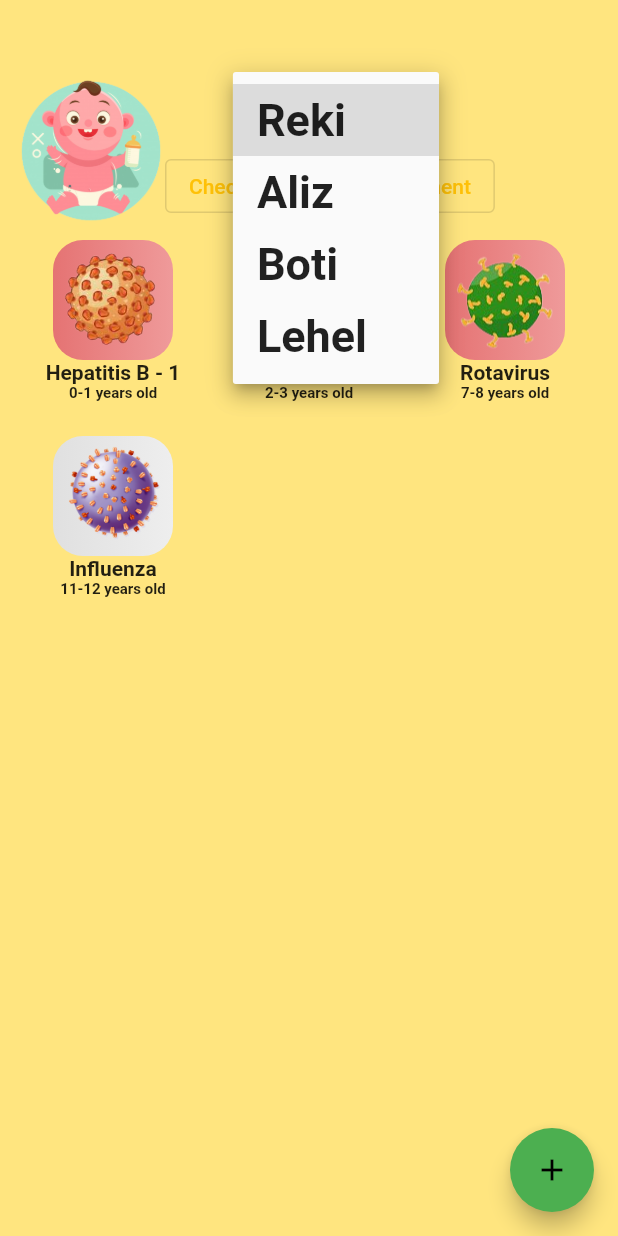
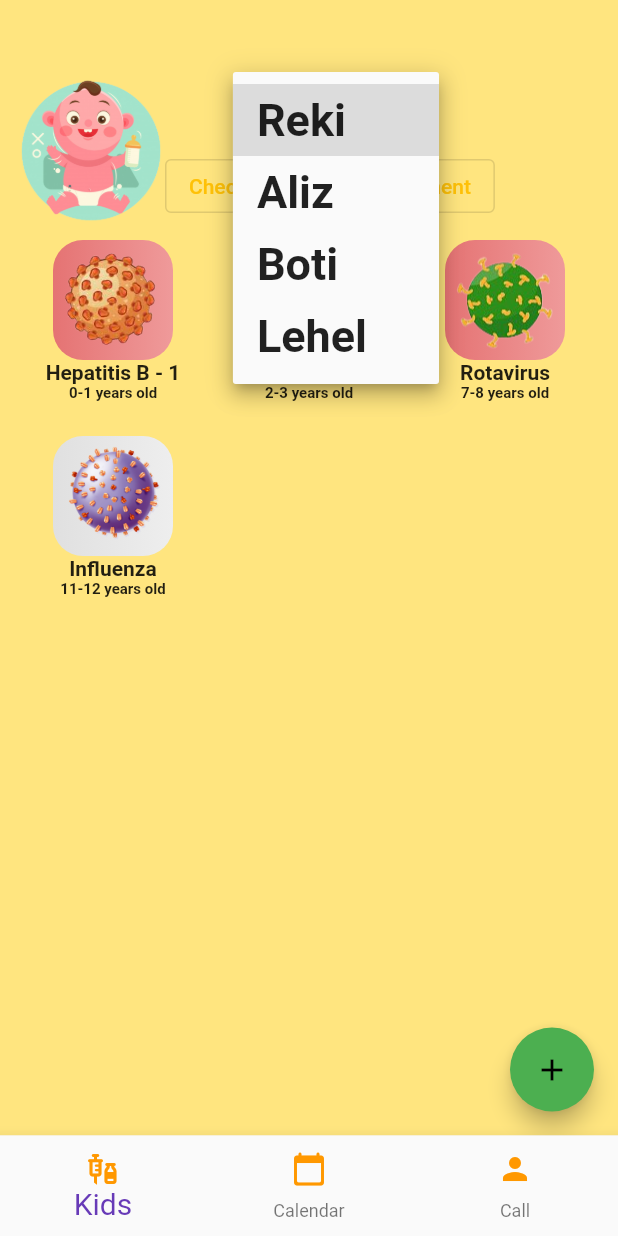
Before and after one commit to bjudob/duckcination, a Flutter app: the screen it shows after launch, after a tap on "Reki", on a phone screen of 412 x 824 dp. Run offline on Flutter 3.47's test engine with Material 2 defaults, Android fonts, the phone set to English and light mode, and no system bars; our stand-ins replace firebase_core; accounts and stored records are empty.

Commit message:
Navbar - exists

```diff
--- a/lib/main.dart
+++ b/lib/main.dart
@@ -38,9 +38,38 @@ class MyHomePage extends StatefulWidget {
 }
 
 class _MyHomePageState extends State<MyHomePage> {
+  List<Widget> tabs = [
+    DuckHome(),
+    Text("12"),
+    Text("34"),
+  ];
+  int selectedIndex=0;
+
+  void onItemTapped(int index) {
+    setState(() {
+      selectedIndex = index;
+    });
+  }
+
   @override
   Widget build(BuildContext context) {
     // return ChildScreen(child: Child('Jennyfer', DateTime(2018,9,26)));
-    return DuckHome();
+    return Scaffold(
+      body: tabs[selectedIndex],
+      bottomNavigationBar: BottomNavigationBar(
+        items: const <BottomNavigationBarItem>[
+          BottomNavigationBarItem(
+              icon: Icon(Icons.vaccines, color: Colors.orange,), label: "Kids"),
+          BottomNavigationBarItem(
+              icon: Icon(Icons.calendar_today_rounded, color: Colors.orange,), label: "Calendar"),
+          BottomNavigationBarItem(
+              icon: Icon(Icons.person, color: Colors.orange,), label: "Call"),
+        ],
+        currentIndex: selectedIndex,
+        fixedColor: Colors.deepPurple,
+        onTap: onItemTapped,
+        selectedLabelStyle: TextStyle(color: Colors.red, fontSize: 20),
+      ),
+    );
   }
 }
--- a/lib/ui/screens/home.dart
+++ b/lib/ui/screens/home.dart
@@ -76,7 +76,7 @@ class _DuckHomeState extends State<DuckHome> {
                   child: Column(
                     children: [
                       SizedBox(
-                        height: 500,
+                        height: 400,
                         child: GridView.builder(
                             gridDelegate: const SliverGridDelegateWithFixedCrossAxisCount(
                               crossAxisCount: 3
```
